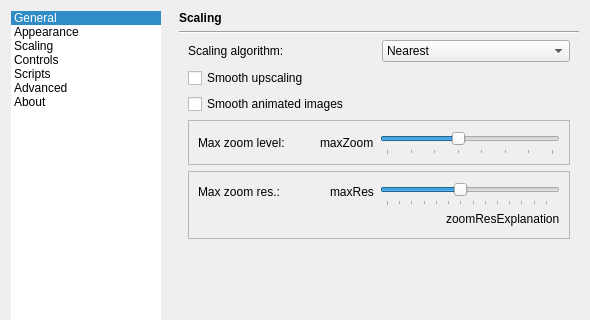
This is gui/dialogs/settingsdialog.ui in easymodo/qimgv as Qt 5 draws it before an edit; both pictures show x 0 to 590 and y 0 to 320 of the 590 by 500 pixel window. The edited form follows.
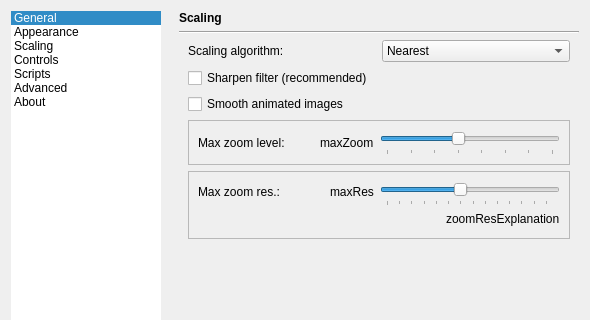
This is the edited form. The open tabs and pages were chosen to show the change. Icons and pictures are not drawn. Custom widgets are drawn as their Qt base class.

Commit message: [OpenCV] Scaling & sharpening

What changed in the file:
```diff
--- a/gui/dialogs/settingsdialog.ui
+++ b/gui/dialogs/settingsdialog.ui
@@ -1511,8 +1511,8 @@
                <rect>
                 <x>0</x>
                 <y>0</y>
-                <width>416</width>
-                <height>421</height>
+                <width>410</width>
+                <height>437</height>
                </rect>
               </property>
               <layout class="QVBoxLayout" name="verticalLayout_27">
@@ -1563,24 +1563,12 @@
                   <number>0</number>
                  </property>
                  <item row="1" column="0">
-                  <widget class="QCheckBox" name="smoothUpscalingCheckBox">
-                   <property name="sizePolicy">
-                    <sizepolicy hsizetype="MinimumExpanding" vsizetype="Minimum">
-                     <horstretch>0</horstretch>
-                     <verstretch>0</verstretch>
-                    </sizepolicy>
-                   </property>
-                   <property name="minimumSize">
-                    <size>
-                     <width>0</width>
-                     <height>0</height>
-                    </size>
-                   </property>
+                  <widget class="QCheckBox" name="imageSharpeningCheckBox">
                    <property name="toolTip">
                     <string>When unchecked, nearest neighbor algorithm will be used for upscaling.</string>
                    </property>
                    <property name="text">
-                    <string>Smooth upscaling</string>
+                    <string>Sharpen filter (recommended)</string>
                    </property>
                   </widget>
                  </item>
```
Left out of the diff: 394 changed lines with no effect on the pictures. The commit also changes 12 other files.
